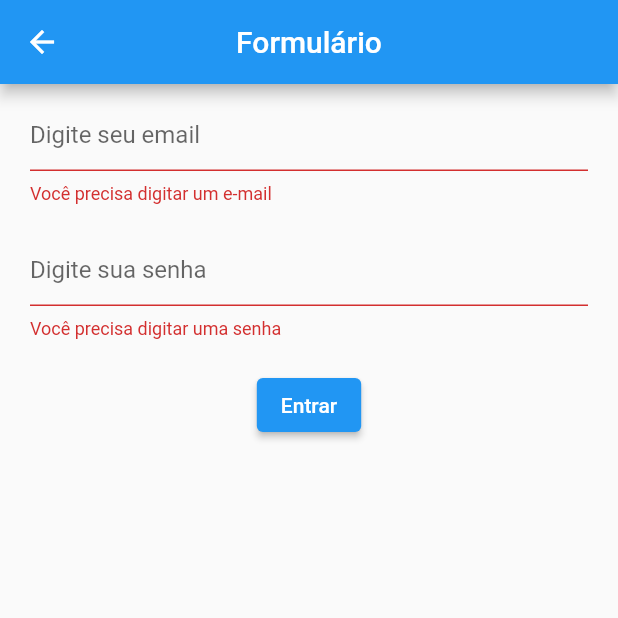
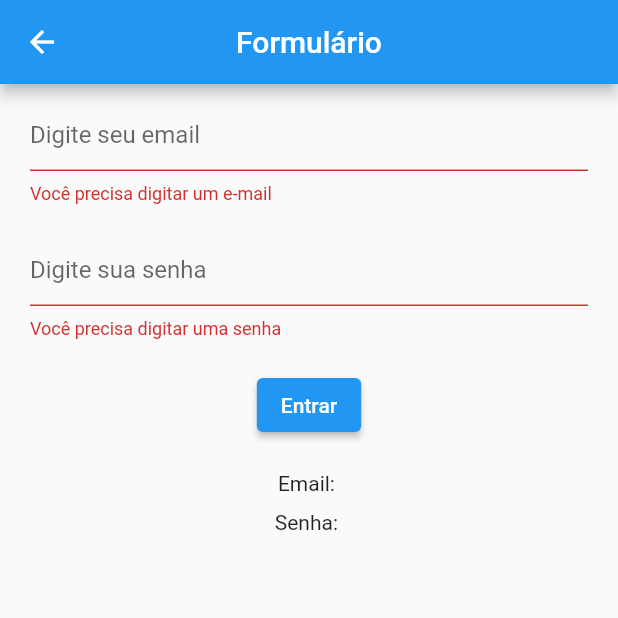
Before and after one commit to maarcos4g/flutter_lessons, a Flutter app: the HomePage screen opened by its route, after a tap on "Entrar", on a phone screen of 412 x 824 dp, the top half of it. Run offline on Flutter 3.47's test engine with Material 2 defaults, Android fonts, the phone set to English and light mode, and no system bars.

```diff
--- a/lib/screens/home_page.dart
+++ b/lib/screens/home_page.dart
@@ -1,6 +1,4 @@
 import 'package:flutter/material.dart';
-import 'package:flutter/src/widgets/container.dart';
-import 'package:flutter/src/widgets/framework.dart';
 
 class HomePage extends StatefulWidget {
   const HomePage({super.key});
@@ -11,6 +9,9 @@ class HomePage extends StatefulWidget {
 
 class _HomePageState extends State<HomePage> {
   final _formKey = GlobalKey<FormState>();
+
+  String email = '';
+  String password = '';
 
   @override
   Widget build(BuildContext context) {
@@ -26,12 +27,19 @@ class _HomePageState extends State<HomePage> {
           child: Column(
             children: [
               TextFormField(
-                decoration: InputDecoration(hintText: 'Digite seu email', ),
+                decoration: InputDecoration(
+                  hintText: 'Digite seu email',
+                ),
                 validator: (value) {
                   if (value!.isEmpty) {
                     return 'Você precisa digitar um e-mail';
                   }
                   return null;
+                },
+                onSaved: (email) {
+                  setState(() {
+                    email = email;
+                  });
                 },
               ),
               Padding(padding: EdgeInsets.only(bottom: 20)),
@@ -48,16 +56,32 @@ class _HomePageState extends State<HomePage> {
                   }
                   return null;
                 },
+                onSaved: (password) {
+                  setState(() {
+                  password = password;
+                  });
+                },
               ),
               Padding(padding: EdgeInsets.only(bottom: 20)),
               ElevatedButton(
                 onPressed: () {
-                  if(_formKey.currentState!.validate()) {
-                    print('Formulário Validado');
+                  if (_formKey.currentState!.validate()) {
+                    _formKey.currentState!.save();
                   }
                 },
                 child: Text('Entrar'),
-              )
+              ),
+              Container(
+                margin: EdgeInsets.only(top: 20),
+                child: Column(
+                  crossAxisAlignment: CrossAxisAlignment.center,
+                  children: [
+                    Text('Email: $email'),
+                    Padding(padding: EdgeInsets.only(bottom: 10)),
+                    Text('Senha: $password'),
+                  ],
+                ),
+              ),
             ],
           ),
         ),
```
